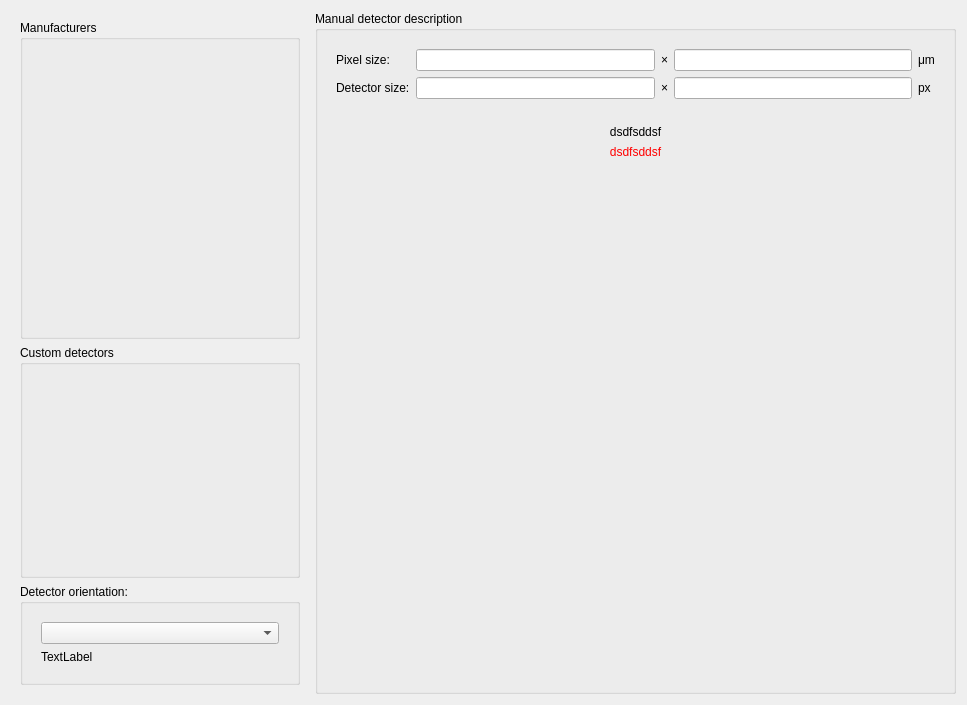
First picture: the form in src/pyFAI/resources/gui/detector-selection-drop.ui, repository silx-kit/pyFAI, before the edit.
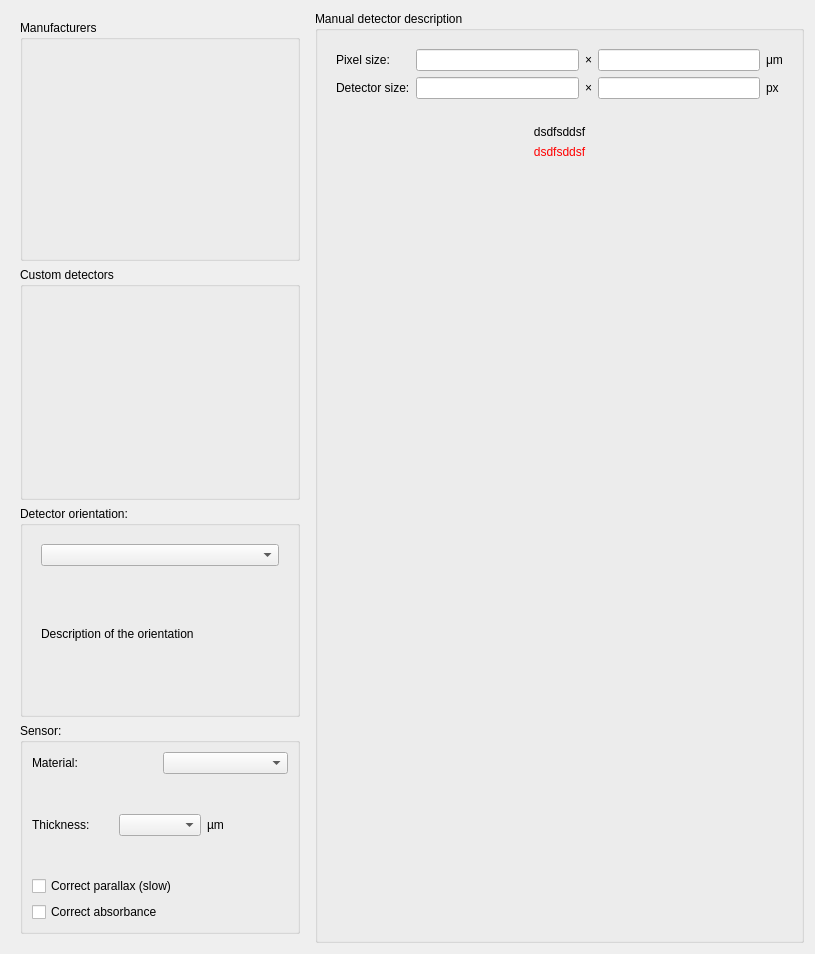
Second picture: the form after the edit. The open tabs and pages were chosen to show the change. Custom widgets are drawn as their Qt base class.

The edit to the form file:
```diff
--- a/src/pyFAI/resources/gui/detector-selection-drop.ui
+++ b/src/pyFAI/resources/gui/detector-selection-drop.ui
@@ -6,8 +6,8 @@
    <rect>
     <x>0</x>
     <y>0</y>
-    <width>967</width>
-    <height>705</height>
+    <width>815</width>
+    <height>954</height>
    </rect>
   </property>
   <property name="sizePolicy">
@@ -19,7 +19,7 @@
   <property name="windowTitle">
    <string>Form</string>
   </property>
-  <layout class="QHBoxLayout" name="horizontalLayout_2">
+  <layout class="QHBoxLayout" name="horizontalLayout_3">
    <item>
     <widget class="QWidget" name="widget" native="true">
      <property name="sizePolicy">
@@ -38,11 +38,23 @@
          <item>
           <widget class="QListView" name="_manufacturerList">
            <property name="sizePolicy">
-            <sizepolicy hsizetype="Maximum" vsizetype="Expanding">
+            <sizepolicy hsizetype="Maximum" vsizetype="Maximum">
              <horstretch>0</horstretch>
              <verstretch>0</verstretch>
             </sizepolicy>
            </property>
+           <property name="minimumSize">
+            <size>
+             <width>0</width>
+             <height>200</height>
+            </size>
+           </property>
+           <property name="baseSize">
+            <size>
+             <width>0</width>
+             <height>200</height>
+            </size>
+           </property>
            <property name="styleSheet">
             <string notr="true">QListView {
 background-color: transparent;
@@ -71,7 +83,7 @@
          <item>
           <widget class="QListView" name="_customList">
            <property name="sizePolicy">
-            <sizepolicy hsizetype="Maximum" vsizetype="Fixed">
+            <sizepolicy hsizetype="Maximum" vsizetype="Minimum">
              <horstretch>0</horstretch>
              <verstretch>0</verstretch>
             </sizepolicy>
@@ -109,8 +121,14 @@
             </item>
             <item>
              <widget class="QLabel" name="_detectorOrientationLabel">
+              <property name="sizePolicy">
+               <sizepolicy hsizetype="Preferred" vsizetype="Minimum">
+                <horstretch>0</horstretch>
+                <verstretch>0</verstretch>
+               </sizepolicy>
+              </property>
               <property name="text">
-               <string>TextLabel</string>
+               <string>Description of the orientation</string>
               </property>
               <property name="wordWrap">
                <bool>true</bool>
@@ -123,6 +141,94 @@
         </layout>
        </widget>
       </item>
+      <item>
+       <widget class="QGroupBox" name="_sensorGroup">
+        <property name="sizePolicy">
+         <sizepolicy hsizetype="Preferred" vsizetype="Minimum">
+          <horstretch>0</horstretch>
+          <verstretch>0</verstretch>
+         </sizepolicy>
+        </property>
+        <property name="title">
+         <string>Sensor:</string>
+        </property>
+        <layout class="QVBoxLayout" name="verticalLayout_13">
+         <item>
+          <layout class="QHBoxLayout" name="horizontalLayout_2">
+           <item>
+            <widget class="QLabel" name="label">
+             <property name="sizePolicy">
+              <sizepolicy hsizetype="Preferred" vsizetype="Minimum">
+               <horstretch>0</horstretch>
+               <verstretch>0</verstretch>
+              </sizepolicy>
+             </property>
+             <property name="text">
+              <string>Material:</string>
+             </property>
+            </widget>
+           </item>
+           <item>
+            <widget class="QComboBox" name="_detectorSensorMaterials"/>
+           </item>
+          </layout>
+         </item>
+         <item>
+          <layout class="QHBoxLayout" name="horizontalLayout">
+           <item>
+            <widget class="QLabel" name="label_2">
+             <property name="sizePolicy">
+              <sizepolicy hsizetype="Preferred" vsizetype="Minimum">
+               <horstretch>0</horstretch>
+               <verstretch>0</verstretch>
+              </sizepolicy>
+             </property>
+             <property name="text">
+              <string>Thickness:</string>
+             </property>
+            </widget>
+           </item>
+           <item>
+            <widget class="QComboBox" name="_detectorSensorThickness_2"/>
+           </item>
+           <item>
+            <widget class="QLabel" name="label_3">
+             <property name="sizePolicy">
+              <sizepolicy hsizetype="Minimum" vsizetype="Minimum">
+               <horstretch>0</horstretch>
+               <verstretch>0</verstretch>
+              </sizepolicy>
+             </property>
+             <property name="text">
+              <string>µm</string>
+             </property>
+            </widget>
+           </item>
+          </layout>
+         </item>
+         <item>
+          <widget class="QCheckBox" name="_detectorSensorParallax">
+           <property name="toolTip">
+            <string>&lt;html&gt;&lt;head/&gt;&lt;body&gt;&lt;p&gt;Parralax correction modifies the geometry of the detector which depends then on the energy on the x-ray and the material of the sensor. &lt;/p&gt;&lt;p&gt;For now, calculations are performed using &lt;span style=&quot; font-family:'monospace';&quot;&gt;numpy&lt;/span&gt;, thus ~6x slower. &lt;/p&gt;&lt;p&gt;Activate this option when calibrating rings where 2θ&amp;gt;30° &lt;/p&gt;&lt;/body&gt;&lt;/html&gt;</string>
+           </property>
+           <property name="text">
+            <string>Correct parallax (slow)</string>
+           </property>
+          </widget>
+         </item>
+         <item>
+          <widget class="QCheckBox" name="_detectorSensorAbsorbance">
+           <property name="toolTip">
+            <string>&lt;html&gt;&lt;head/&gt;&lt;body&gt;&lt;p&gt;Modify the &lt;span style=&quot; font-style:italic;&quot;&gt;flatfield&lt;/span&gt; to take into account the larger absorption of more inclined x-ray. Usually negligeable.&lt;/p&gt;&lt;/body&gt;&lt;/html&gt;</string>
+           </property>
+           <property name="text">
+            <string>Correct absorbance</string>
+           </property>
+          </widget>
+         </item>
+        </layout>
+       </widget>
+      </item>
      </layout>
     </widget>
    </item>
```
Left out of the diff: 11 changed lines with no effect on the pictures.
